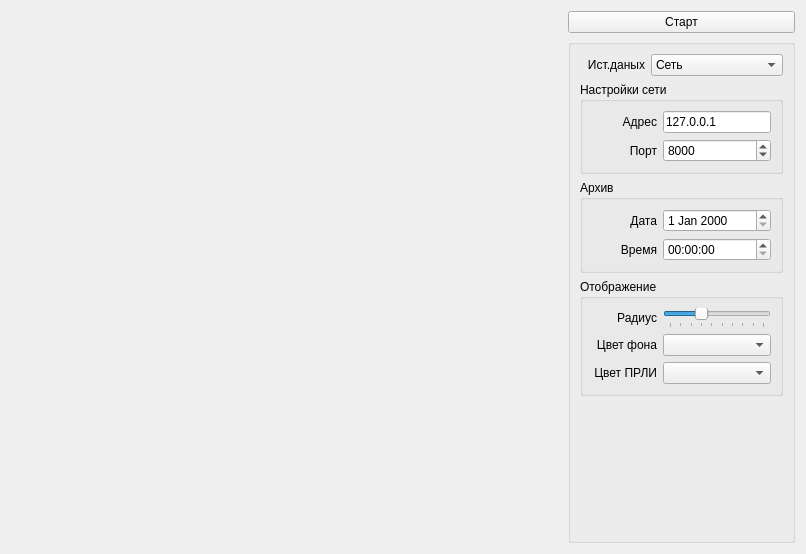
First picture: the form in RLS/rls_widget.ui, repository breton75/EKMA, before the edit.
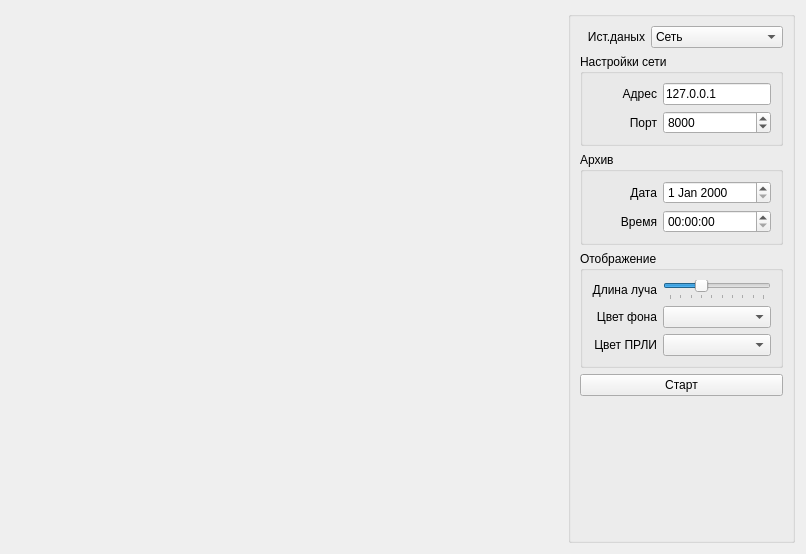
Second picture: the form after the edit.

Diff of the .ui file:
```diff
--- a/RLS/rls_widget.ui
+++ b/RLS/rls_widget.ui
@@ -28,19 +28,6 @@
      </item>
      <item>
       <layout class="QVBoxLayout" name="_vlayControls">
-       <item>
-        <widget class="QPushButton" name="_bnStartStop">
-         <property name="sizePolicy">
-          <sizepolicy hsizetype="Preferred" vsizetype="Fixed">
-           <horstretch>0</horstretch>
-           <verstretch>0</verstretch>
-          </sizepolicy>
-         </property>
-         <property name="text">
-          <string>Старт</string>
-         </property>
-        </widget>
-       </item>
        <item>
         <widget class="QGroupBox" name="_gbParams">
          <property name="sizePolicy">
@@ -306,7 +293,7 @@
                   </size>
                  </property>
                  <property name="text">
-                  <string>Радиус</string>
+                  <string>Длина луча</string>
                  </property>
                  <property name="alignment">
                   <set>Qt::AlignRight|Qt::AlignTrailing|Qt::AlignVCenter</set>
@@ -416,6 +403,19 @@
             </layout>
            </widget>
           </item>
+          <item>
+           <widget class="QPushButton" name="_bnStartStop">
+            <property name="sizePolicy">
+             <sizepolicy hsizetype="Preferred" vsizetype="Fixed">
+              <horstretch>0</horstretch>
+              <verstretch>0</verstretch>
+             </sizepolicy>
+            </property>
+            <property name="text">
+             <string>Старт</string>
+            </property>
+           </widget>
+          </item>
           <item>
            <spacer name="_verticalSpacer">
             <property name="orientation">
```
Left out of the diff: 6 changed lines with no effect on the pictures.
